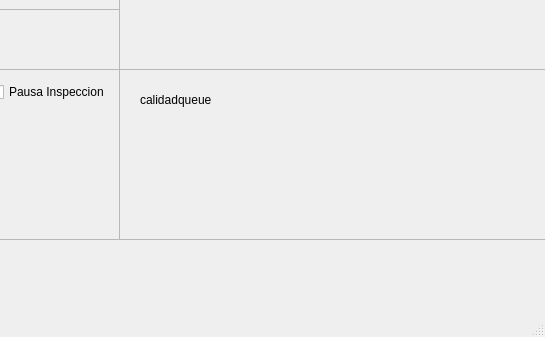
Old version of the form MonsterFactory/mainwindow.ui in the repository arty4325/IC2001-MonsterFactory; both pictures show x 821 to 1366 and y 431 to 768 of the 1366 by 768 pixel window.
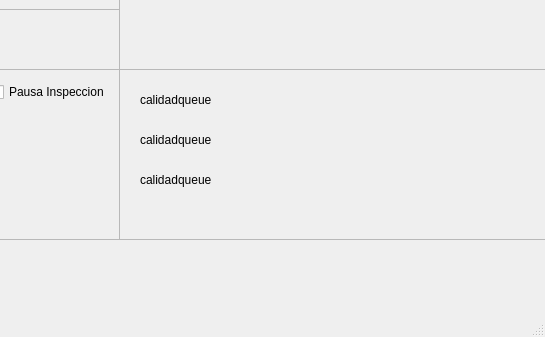
New version of the form.

Commit message: Implementation of almacen

```diff
--- a/MonsterFactory/mainwindow.ui
+++ b/MonsterFactory/mainwindow.ui
@@ -548,6 +548,32 @@
        <string>calidadqueue</string>
       </property>
      </widget>
+     <widget class="QLabel" name="almacenEntregadosLabel">
+      <property name="geometry">
+       <rect>
+        <x>20</x>
+        <y>100</y>
+        <width>201</width>
+        <height>20</height>
+       </rect>
+      </property>
+      <property name="text">
+       <string>calidadqueue</string>
+      </property>
+     </widget>
+     <widget class="QLabel" name="almacenPorEntregarLabel">
+      <property name="geometry">
+       <rect>
+        <x>20</x>
+        <y>60</y>
+        <width>201</width>
+        <height>20</height>
+       </rect>
+      </property>
+      <property name="text">
+       <string>calidadqueue</string>
+      </property>
+     </widget>
     </widget>
    </widget>
    <widget class="QScrollArea" name="scrollArea_11">
```
The commit also changes 17 other files.
